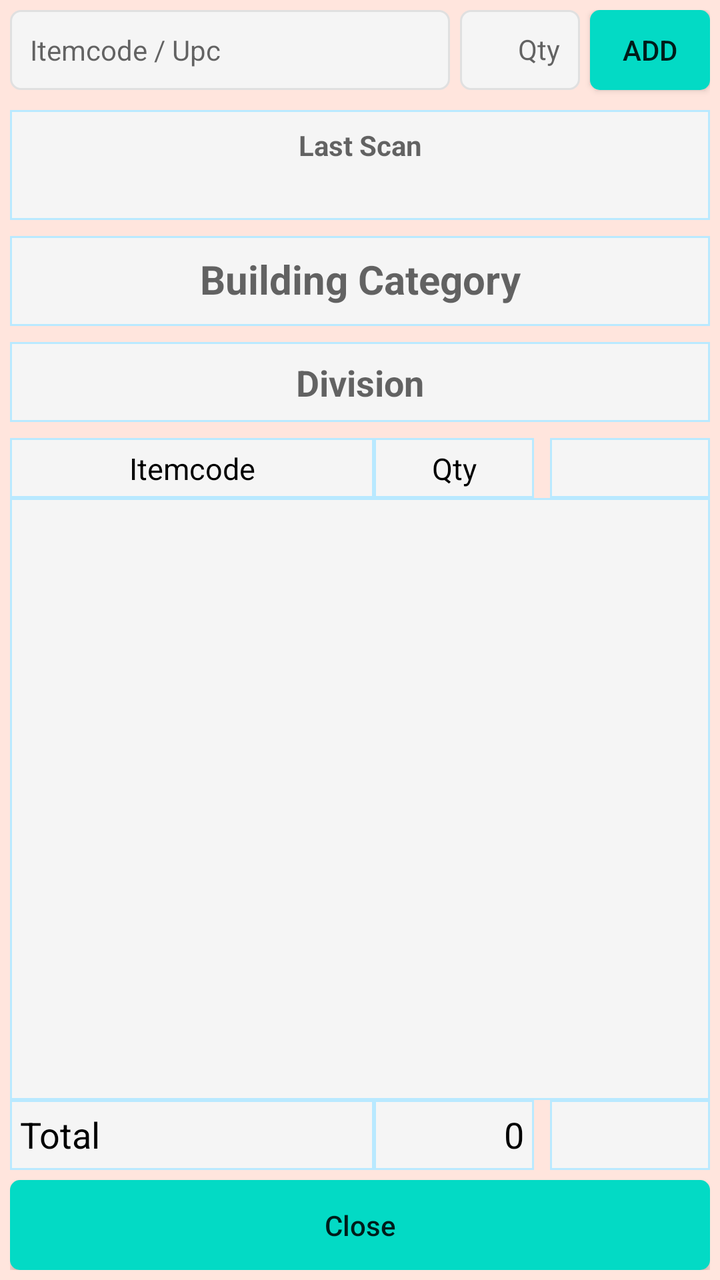
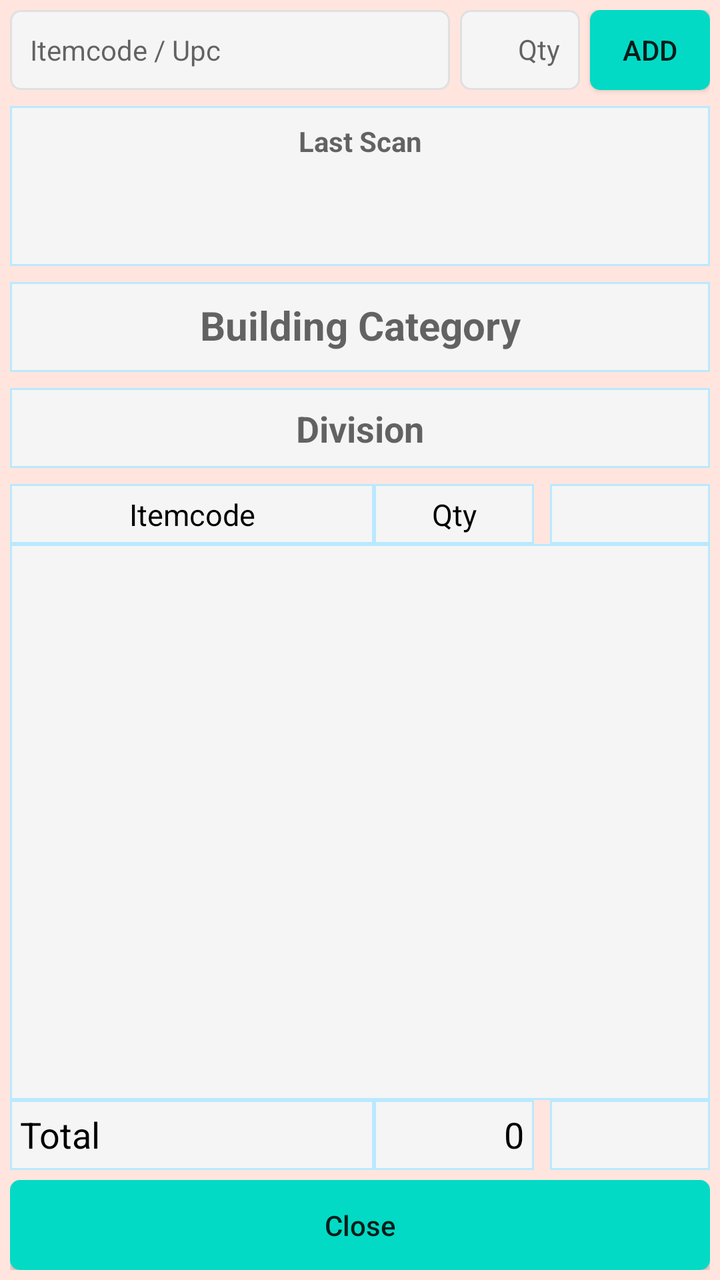

Before-and-after screenshots of an Android layout around one commit, followed by the original layout XML and the change that was made.
<!-- AndroidManifest.xml: application theme AppTheme -->
<!-- res/layout/build_usabox_popup_scan_window.xml -->
<?xml version="1.0" encoding="utf-8"?>
<androidx.constraintlayout.widget.ConstraintLayout
    xmlns:android="http://schemas.android.com/apk/res/android"
    xmlns:app="http://schemas.android.com/apk/res-auto"
    xmlns:tools="http://schemas.android.com/tools"
    android:layout_width="380dp"
    android:padding="5dp"
    android:background="@color/colorBackPopup"
    android:layout_gravity="center"
    android:layout_height="650dp">

    <EditText
        android:id="@+id/et_build_usabox_popup_itemcode"
        android:layout_width="0dp"
        android:layout_height="40dp"
        android:layout_marginRight="5dp"
        android:background="@drawable/et_custom"
        android:hint="Itemcode / Upc"
        android:padding="10dp"
        android:textColor="@color/coloBlack"
        android:textSize="14dp"
        app:layout_constraintEnd_toStartOf="@+id/et_build_usabox_popup_qty"
        app:layout_constraintStart_toStartOf="parent"
        app:layout_constraintTop_toTopOf="parent" />

    <EditText
        android:id="@+id/et_build_usabox_popup_qty"
        android:layout_width="60dp"
        android:layout_height="40dp"
        android:layout_marginRight="5dp"
        android:background="@drawable/et_custom"
        android:gravity="right"
        android:hint="Qty"
        android:inputType="number"
        android:padding="10dp"
        android:textColor="@color/coloBlack"
        android:textSize="14dp"
        app:layout_constraintEnd_toStartOf="@+id/bt_build_usabox_popup_scan"
        app:layout_constraintTop_toTopOf="parent" />

    <TextView
        android:id="@+id/textView11"
        android:layout_width="0dp"
        android:layout_height="35dp"
        android:layout_marginBottom="5dp"
        android:background="@drawable/et_custom_total"
        android:padding="5dp"
        android:text="Total"
        android:textColor="@color/coloBlack"
        android:textSize="18dp"
        app:layout_constraintBottom_toTopOf="@+id/bt_build_usabox_popup_ok"
        app:layout_constraintEnd_toStartOf="@+id/tv_build_usabox_popup_total"
        app:layout_constraintStart_toStartOf="parent" />


    <Button
        android:id="@+id/bt_build_usabox_popup_scan"
        android:layout_width="60dp"
        android:layout_height="40dp"
        android:background="@drawable/btn_custom1"
        android:text="ADD"
        android:textAllCaps="false"
        android:textSize="14sp"
        app:layout_constraintBottom_toBottomOf="@+id/et_build_usabox_popup_itemcode"
        app:layout_constraintEnd_toEndOf="parent"
        app:layout_constraintTop_toTopOf="@+id/et_build_usabox_popup_itemcode" />

    <TextView
        android:id="@+id/textView1"
        android:layout_width="0dp"
        android:layout_height="30dp"
        android:layout_marginTop="8dp"
        android:background="@drawable/et_custom_total"
        android:gravity="center"
        android:padding="5dp"
        android:text="Itemcode"
        android:textColor="@color/coloBlack"
        android:textSize="15dp"
        app:layout_constraintEnd_toStartOf="@+id/textView3"
        app:layout_constraintStart_toStartOf="parent"
        app:layout_constraintTop_toBottomOf="@+id/tv_build_usabox_popup_division" />

    <TextView
        android:id="@+id/textView3"
        android:layout_width="80dp"
        android:layout_height="30dp"
        android:layout_marginEnd="8dp"
        android:layout_marginRight="8dp"
        android:gravity="center"
        android:textColor="@color/coloBlack"
        android:background="@drawable/et_custom_total"
        android:padding="5dp"
        android:text="Qty"
        android:textSize="15dp"
        app:layout_constraintEnd_toStartOf="@+id/textView5"
        app:layout_constraintTop_toTopOf="@+id/textView1" />

    <TextView
        android:id="@+id/textView5"
        android:layout_width="80dp"
        android:layout_height="30dp"
        android:background="@drawable/et_custom_total"
        android:padding="5dp"
        android:text=""
        android:textSize="15dp"
        app:layout_constraintEnd_toEndOf="parent"
        app:layout_constraintTop_toTopOf="@+id/textView1" />

    <ListView
        android:id="@+id/lv_build_usabox_popup_scandetail"
        android:layout_width="0dp"
        android:layout_height="0dp"
        android:background="@drawable/et_custom_total"
        app:layout_constraintBottom_toTopOf="@+id/textView11"
        app:layout_constraintEnd_toEndOf="parent"
        app:layout_constraintStart_toStartOf="parent"
        app:layout_constraintTop_toBottomOf="@+id/textView1" />

    <TextView
        android:id="@+id/tv_build_usabox_popup_last_scan"
        android:layout_width="0dp"
        android:layout_height="55dp"
        android:layout_marginTop="10dp"
        android:background="@drawable/et_custom_total"
        android:padding="8dp"
        android:hint="Last Scan"
        android:textStyle="bold"
        android:textAlignment="center"
        android:textColor="@color/coloBlack"
        android:textSize="14dp"
        app:layout_constraintEnd_toEndOf="parent"
        app:layout_constraintStart_toStartOf="parent"
        app:layout_constraintTop_toBottomOf="@+id/et_build_usabox_popup_itemcode" />

    <TextView
        android:id="@+id/tv_build_usabox_popup_building_category"
        android:layout_width="0dp"
        android:layout_height="45dp"
        android:layout_marginTop="8dp"
        android:background="@drawable/et_custom_total"
        android:hint="Building Category"
        android:padding="8dp"
        android:textAlignment="center"
        android:textColor="@color/coloRed"
        android:textSize="20dp"
        android:textStyle="bold"
        app:layout_constraintEnd_toEndOf="parent"
        app:layout_constraintStart_toStartOf="parent"
        app:layout_constraintTop_toBottomOf="@+id/tv_build_usabox_popup_last_scan" />

    <TextView
        android:id="@+id/tv_build_usabox_popup_division"
        android:layout_width="0dp"
        android:layout_height="40dp"
        android:layout_marginTop="8dp"
        android:background="@drawable/et_custom_total"
        android:hint="Division"
        android:padding="8dp"
        android:textAlignment="center"
        android:textColor="@color/coloBlack"
        android:textSize="18dp"
        android:textStyle="bold"
        app:layout_constraintEnd_toEndOf="parent"
        app:layout_constraintStart_toStartOf="parent"
        app:layout_constraintTop_toBottomOf="@+id/tv_build_usabox_popup_building_category" />

    <TextView
        android:id="@+id/tv_build_usabox_popup_total"
        android:layout_width="80dp"
        android:layout_height="35dp"
        android:layout_marginEnd="8dp"
        android:background="@drawable/et_custom_total"
        android:gravity="right"
        android:padding="5dp"
        android:text="0"
        android:textColor="@color/coloBlack"
        android:textSize="18dp"
        app:layout_constraintEnd_toStartOf="@+id/textView15"
        app:layout_constraintTop_toTopOf="@+id/textView11" />

    <TextView
        android:id="@+id/textView15"
        android:layout_width="80dp"
        android:layout_height="35dp"
        android:background="@drawable/et_custom_total"
        android:padding="5dp"
        android:text=""
        android:textSize="15dp"
        app:layout_constraintEnd_toEndOf="parent"
        app:layout_constraintTop_toTopOf="@+id/textView11" />

    <Button
        android:id="@+id/bt_build_usabox_popup_ok"
        android:layout_width="0dp"
        android:layout_height="45dp"
        android:background="@drawable/btn_custom1"
        android:text="Close"
        android:textAllCaps="false"
        android:textSize="14sp"
        app:layout_constraintBottom_toBottomOf="parent"
        app:layout_constraintEnd_toEndOf="parent"
        app:layout_constraintStart_toStartOf="parent" />

</androidx.constraintlayout.widget.ConstraintLayout>
<!-- resources referenced by this layout -->
<resources>
  <color name="coloBlack">#000000</color>
  <color name="coloRed">#ff0000</color>
  <color name="colorBackPopup">#FFE5DD</color>
  <!-- drawable btn_custom1 (drawable) -->
  <?xml version="1.0" encoding="utf-8"?>
  <shape xmlns:android="http://schemas.android.com/apk/res/android"
      android:padding="10dp"
      android:shape="rectangle" >
  
      <solid android:color="@color/colorBtn" />
  
      <corners
          android:bottomLeftRadius="5dp"
          android:bottomRightRadius="5dp"
          android:topLeftRadius="5dp"
          android:topRightRadius="5dp" />
  
  </shape>
  <!-- drawable et_custom (drawable) -->
  <?xml version="1.0" encoding="utf-8"?>
  <shape xmlns:android="http://schemas.android.com/apk/res/android"
      android:padding="10dp"
      android:shape="rectangle" >
  
      <solid android:color="#f5f5f5" />
  
      <stroke
          android:width="1dp"
          android:color="#e0e0e0" />
  
      <corners
          android:bottomLeftRadius="5dp"
          android:bottomRightRadius="5dp"
          android:topLeftRadius="5dp"
          android:topRightRadius="5dp" />
  
  </shape>
  <!-- drawable et_custom_total (drawable) -->
  <?xml version="1.0" encoding="utf-8"?>
  <shape xmlns:android="http://schemas.android.com/apk/res/android"
      android:padding="10dp"
      android:shape="rectangle" >
  
      <solid android:color="#f5f5f5" />
  
      <stroke
          android:width="1dp"
          android:color="#B9E9FF" />
  
      <corners
          android:bottomLeftRadius="0dp"
          android:bottomRightRadius="0dp"
          android:topLeftRadius="0dp"
          android:topRightRadius="0dp" />
  
  </shape>
  <style name="AppTheme" parent="Theme.AppCompat.Light.NoActionBar">
          
          <item name="colorPrimary">@color/colorPrimary</item>
          <item name="colorPrimaryDark">@color/colorPrimaryDark</item>
          <item name="colorAccent">@color/colorAccent</item>
      </style>
  <color name="colorBtn">#03DAC5</color>
  <color name="colorPrimary">#ffb200</color>
  <color name="colorPrimaryDark">#ffb200</color>
  <color name="colorAccent">#000000</color>
</resources>

<!-- the commit's change to res/layout/build_usabox_popup_scan_window.xml (unified diff, before → after) -->
@@ -119,16 +119,17 @@
     <TextView
         android:id="@+id/tv_build_usabox_popup_last_scan"
         android:layout_width="0dp"
-        android:layout_height="55dp"
-        android:layout_marginTop="10dp"
-        android:background="@drawable/et_custom_total"
+        android:layout_height="80dp"
+        android:layout_marginTop="8dp"
+        android:background="@drawable/et_custom_total"
+        android:hint="Last Scan"
         android:padding="8dp"
-        android:hint="Last Scan"
+        android:textAlignment="center"
+        android:textColor="@color/coloBlack"
+        android:textSize="14dp"
         android:textStyle="bold"
-        android:textAlignment="center"
-        android:textColor="@color/coloBlack"
-        android:textSize="14dp"
-        app:layout_constraintEnd_toEndOf="parent"
+        app:layout_constraintEnd_toEndOf="parent"
+        app:layout_constraintHorizontal_bias="0.0"
         app:layout_constraintStart_toStartOf="parent"
         app:layout_constraintTop_toBottomOf="@+id/et_build_usabox_popup_itemcode" />
 
